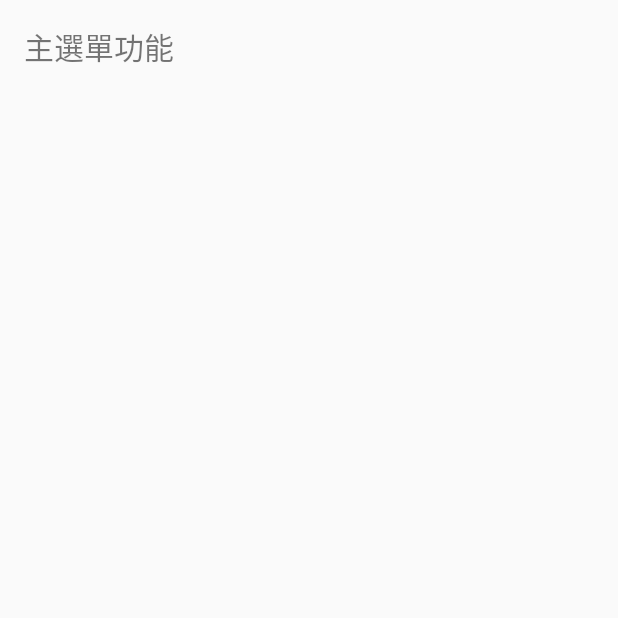
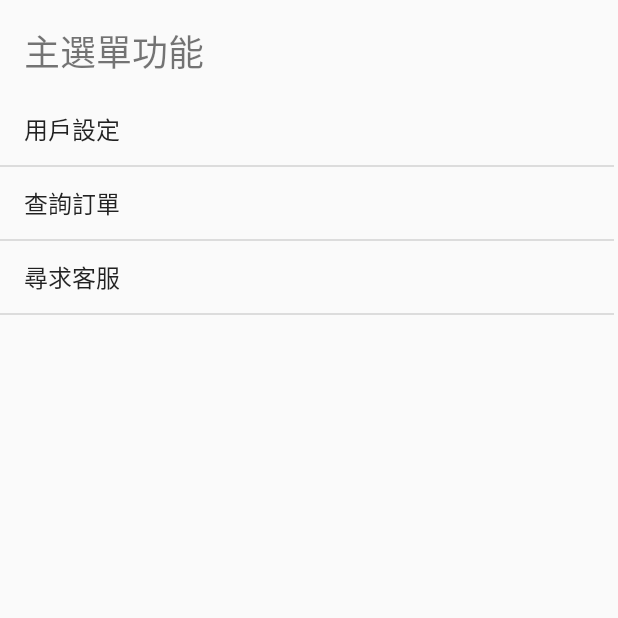
Before and after one commit to MRRyLai/Group-5, an Android app: the MenuActivity screen opened directly, with no data from a screen before it, on a phone screen of 412 x 824 dp, the top half of it. Run offline under Robolectric (Android 15) with nearby library versions, the phone set to English and light mode, and no system bars.

Commit message:
增加首頁、購物車、主選單功能

```diff
--- a/app/src/main/java/com/example/group5/KoreanStoreActivity.java
+++ b/app/src/main/java/com/example/group5/KoreanStoreActivity.java
@@ -16,6 +16,7 @@ public class KoreanStoreActivity extends AppCompatActivity {
     private String [] storeName = {"朴大哥的韓式炸雞", "阿里郎韓式小館", "司覓達 Seumnidak 韓式炸物"};
     private String [] storeAddress = {"台中市西屯區逢甲路20巷28弄5號", "台中市西區博館路161號", "台中市西屯區西安街209號"};
     private String [] storecomments = {""};
+    private String [] inshopping = {""};
 
     @Override
     protected void onCreate(Bundle savedInstanceState) {
--- a/app/src/main/java/com/example/group5/MenuActivity.java
+++ b/app/src/main/java/com/example/group5/MenuActivity.java
@@ -2,13 +2,44 @@ package com.example.group5;
 
 import androidx.appcompat.app.AppCompatActivity;
 
+import android.content.Intent;
 import android.os.Bundle;
+import android.view.View;
+import android.widget.ArrayAdapter;
+import android.widget.ListView;
+
+import java.util.ArrayList;
 
 public class MenuActivity extends AppCompatActivity {
-
+    public static final String MENU_NO = "menu_no";
+    private String [] functions = {"用戶設定","查詢訂單","尋求客服"};
     @Override
     protected void onCreate(Bundle savedInstanceState) {
         super.onCreate(savedInstanceState);
         setContentView(R.layout.activity_menu);
+
+        ListView lvmenu = this.findViewById(R.id.lv_menu);
+
+        ArrayList<String> menulist = new ArrayList<>();
+        for(int i = 0;i<functions.length;i++){
+            menulist.add(functions[i]);
+        }
+        ArrayAdapter<String>adapter = new ArrayAdapter<>(this,android.R.layout.simple_list_item_1,menulist);
+        lvmenu.setAdapter(adapter);
     }
+    public void onclick(View v){
+        switch (v.getId()){
+
+            case R.id.ib_home:
+                finish();
+                break;
+            case R.id.ib_shpooingcar:
+                Intent intent = new Intent(this, ShoppingcarActivity.class);
+                startActivity(intent);
+                break;
+            case R.id.ib_menu:
+                break;
+        }
+    }
+
 }
--- a/app/src/main/java/com/example/group5/ShoppingcarActivity.java
+++ b/app/src/main/java/com/example/group5/ShoppingcarActivity.java
@@ -2,7 +2,9 @@ package com.example.group5;
 
 import androidx.appcompat.app.AppCompatActivity;
 
+import android.content.Intent;
 import android.os.Bundle;
+import android.view.View;
 
 public class ShoppingcarActivity extends AppCompatActivity {
 
@@ -11,4 +13,5 @@ public class ShoppingcarActivity extends AppCompatActivity {
         super.onCreate(savedInstanceState);
         setContentView(R.layout.activity_shoppingcar);
     }
+
 }
--- a/app/src/main/res/layout/activity_main.xml
+++ b/app/src/main/res/layout/activity_main.xml
@@ -26,10 +26,11 @@
         android:id="@+id/gv_intrduce"
         android:layout_width="0dp"
         android:layout_height="0dp"
-        android:layout_marginBottom="60dp"
+        android:layout_marginTop="10dp"
+        android:layout_marginBottom="10dp"
         android:columnWidth="150dp"
         android:numColumns="auto_fit"
-        app:layout_constraintBottom_toBottomOf="parent"
+        app:layout_constraintBottom_toTopOf="@+id/ib_shpooingcar"
         app:layout_constraintEnd_toEndOf="parent"
         app:layout_constraintStart_toStartOf="parent"
         app:layout_constraintTop_toBottomOf="@+id/tv1" />
--- a/app/src/main/res/layout/activity_menu.xml
+++ b/app/src/main/res/layout/activity_menu.xml
@@ -13,7 +13,19 @@
         android:layout_marginStart="16dp"
         android:layout_marginTop="16dp"
         android:text="主選單功能"
-        android:textSize="20sp"
+        android:textSize="24sp"
         app:layout_constraintStart_toStartOf="parent"
         app:layout_constraintTop_toTopOf="parent" />
+
+    <ListView
+        android:id="@+id/lv_menu"
+        android:layout_width="409dp"
+        android:layout_height="0dp"
+        android:layout_marginTop="10dp"
+        android:layout_marginBottom="10dp"
+        app:layout_constraintBottom_toBottomOf="parent"
+        app:layout_constraintTop_toBottomOf="@+id/tv_menu_title"
+        app:layout_constraintVertical_bias="0.505"
+        tools:layout_editor_absoluteX="3dp" />
+
 </androidx.constraintlayout.widget.ConstraintLayout>
--- a/app/src/main/res/layout/activity_shoppingcar.xml
+++ b/app/src/main/res/layout/activity_shoppingcar.xml
@@ -16,4 +16,5 @@
         app:layout_constraintEnd_toEndOf="parent"
         app:layout_constraintStart_toStartOf="parent"
         app:layout_constraintTop_toTopOf="parent" />
+
 </androidx.constraintlayout.widget.ConstraintLayout>
```
Also changed, not shown: app/src/main/res/layout/activity_store_list.xml (+6 -3 lines).
